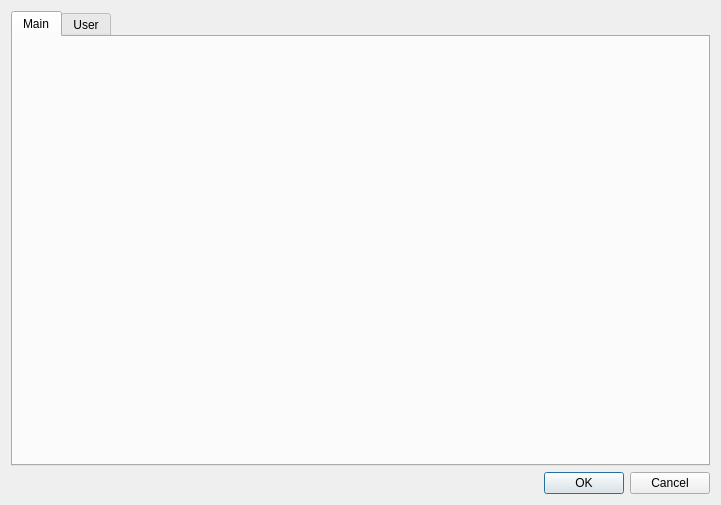
First picture: the form in src/settings.ui, repository zuzuf/qtchat, before the edit.
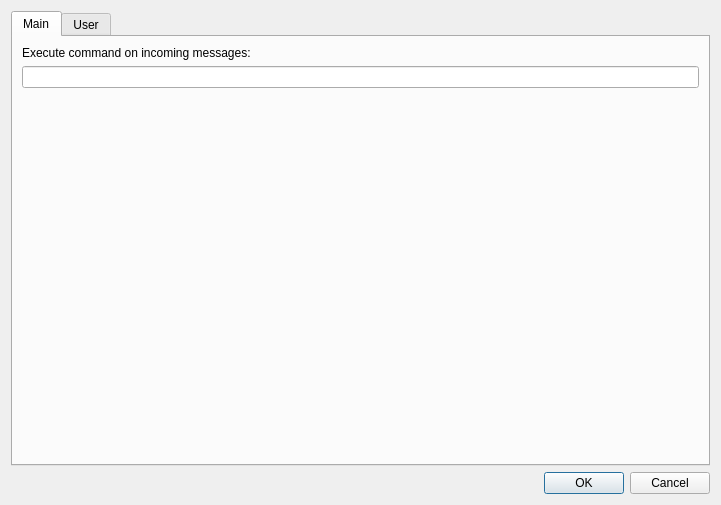
Second picture: the form after the edit. The open tabs and pages were chosen to show the change.

Commit message: * UI refactoring: UserList removed from MainWindow, global chat room is locked to MainWindow * added support for screenshots * fixed word wrapping issue in chat room history (was responsible for shrinking the message header when big images were sent) * added support for running commands on incoming messages (can be used for notifications)

What changed in the file:
```diff
--- a/src/settings.ui
+++ b/src/settings.ui
@@ -23,6 +23,31 @@
       <attribute name="title">
        <string>Main</string>
       </attribute>
+      <layout class="QVBoxLayout" name="verticalLayout_2">
+       <item>
+        <widget class="QLabel" name="label_2">
+         <property name="text">
+          <string>Execute command on incoming messages:</string>
+         </property>
+        </widget>
+       </item>
+       <item>
+        <widget class="QLineEdit" name="leIncomingMessageCommand"/>
+       </item>
+       <item>
+        <spacer name="verticalSpacer">
+         <property name="orientation">
+          <enum>Qt::Vertical</enum>
+         </property>
+         <property name="sizeHint" stdset="0">
+          <size>
+           <width>20</width>
+           <height>40</height>
+          </size>
+         </property>
+        </spacer>
+       </item>
+      </layout>
      </widget>
      <widget class="QWidget" name="tab_2">
       <attribute name="title">
```
Left out of the diff: 2 changed lines with no effect on the pictures. The commit also changes 11 other files.
